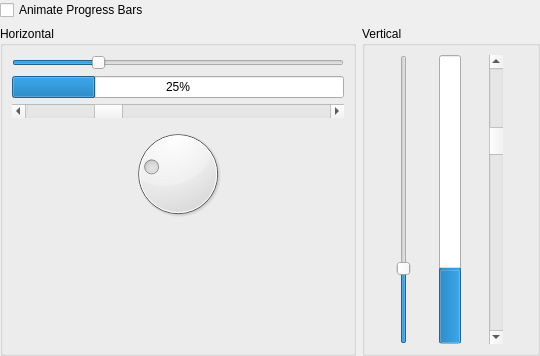
Qt form kstyle/demo/ui/oxygensliderdemowidget.ui (KDE/oxygen) before a commit.
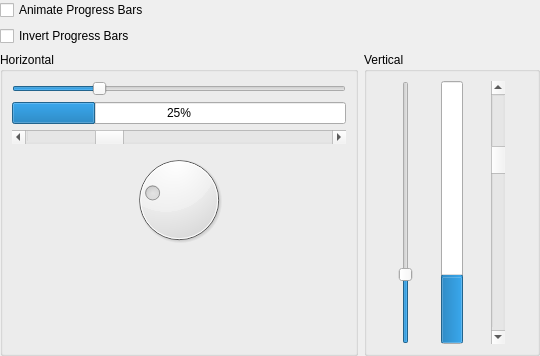
The same form after that commit.

Commit message: added checkbox to invert progressbar appearance

```diff
--- a/kstyle/demo/ui/oxygensliderdemowidget.ui
+++ b/kstyle/demo/ui/oxygensliderdemowidget.ui
@@ -23,7 +23,7 @@
    <property name="bottomMargin">
     <number>0</number>
    </property>
-   <item row="1" column="2">
+   <item row="2" column="2">
     <widget class="QGroupBox" name="groupBox_2">
      <property name="title">
       <string>Vertical</string>
@@ -75,7 +75,7 @@
      </property>
     </widget>
    </item>
-   <item row="1" column="0" colspan="2">
+   <item row="2" column="0" colspan="2">
     <widget class="QGroupBox" name="groupBox">
      <property name="title">
       <string>Horizontal</string>
@@ -152,6 +152,13 @@
      </layout>
     </widget>
    </item>
+   <item row="1" column="0">
+    <widget class="QCheckBox" name="invertProgressBarCheckBox">
+     <property name="text">
+      <string>Invert Progress Bars</string>
+     </property>
+    </widget>
+   </item>
   </layout>
  </widget>
  <tabstops>
```
Left out of the diff: 4 changed lines with no effect on the pictures. The commit also changes 2 other files.
